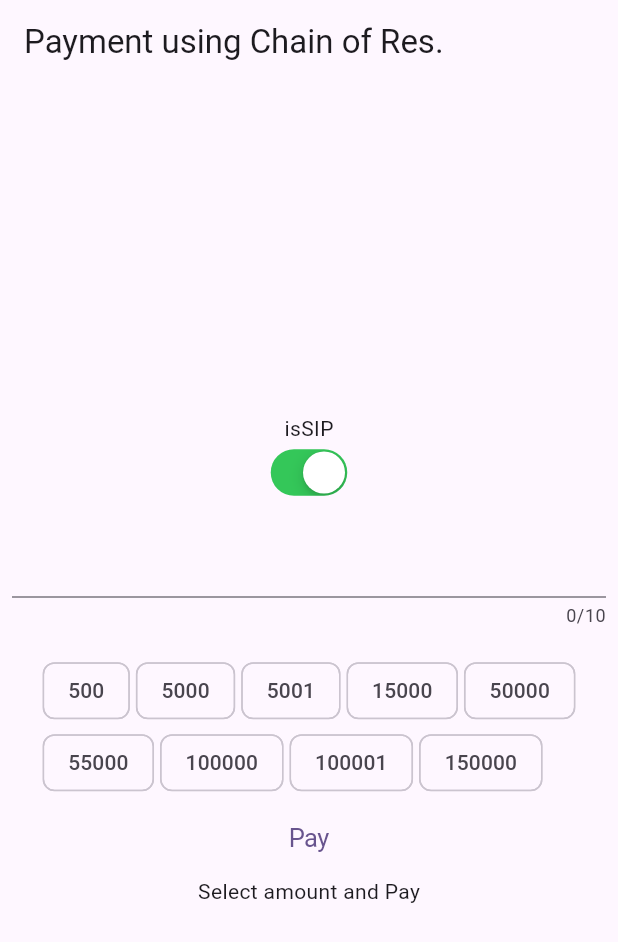
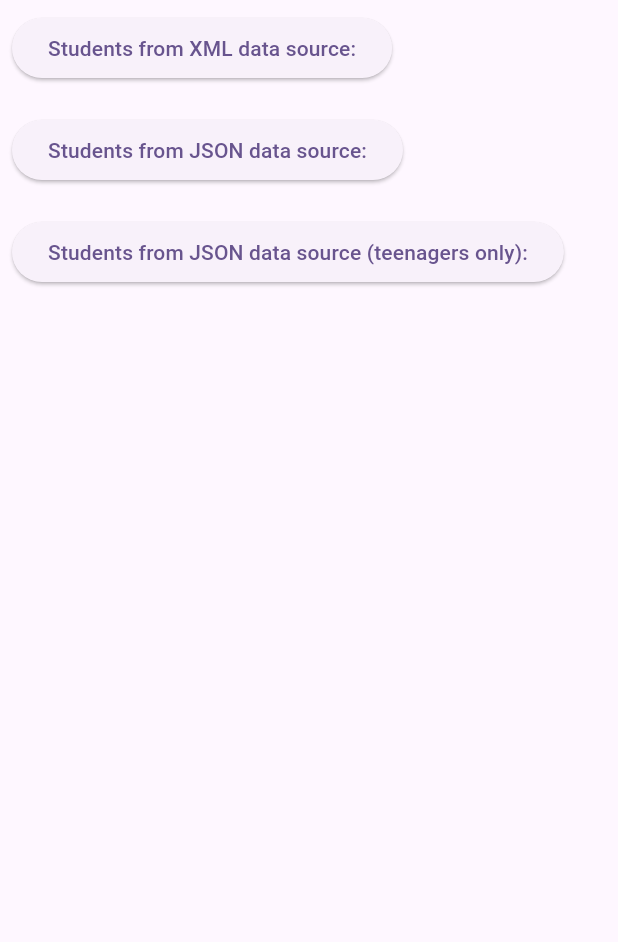
Before and after one commit to hardik584/design_patterns, a Flutter app: the screen it shows after launch, on a phone screen of 412 x 824 dp. Shown: the top 942 px of the screen. Run offline on Flutter 3.47's test engine with Material 3 defaults, Android fonts, the phone set to English and light mode, and no system bars.

Commit message:
Added template method design pattern

```diff
--- a/lib/main.dart
+++ b/lib/main.dart
@@ -1,4 +1,4 @@
-import 'package:design_patterns/chain_of_responsibility/chain_of_responsibility.dart';
+import 'package:design_patterns/template_method/template_method_example.dart';
 import 'package:flutter/material.dart';
 
 void main() {
@@ -32,7 +32,7 @@ class MyApp extends StatelessWidget {
         colorScheme: ColorScheme.fromSeed(seedColor: Colors.deepPurple),
         useMaterial3: true,
       ),
-      home: const ChainOfResponsibility(),
+      home: const TemplateMethodExample(),
     );
   }
 }
--- /dev/null
+++ b/lib/template_method/api/json_students_api.dart
@@ -0,0 +1,36 @@
+class JsonStudentsApi {
+  static const _studentsJson = '''
+  {
+    "students": [
+      {
+        "fullName": "John Doe (JSON)",
+        "age": 12,
+        "height": 1.62,
+        "weight": 53
+      },
+      {
+        "fullName": "Emma Doe (JSON)",
+        "age": 15,
+        "height": 1.55,
+        "weight": 50
+      },
+      {
+        "fullName": "Michael Roe (JSON)",
+        "age": 18,
+        "height": 1.85,
+        "weight": 89
+      },
+      {
+        "fullName": "Emma Roe (JSON)",
+        "age": 20,
+        "height": 1.66,
+        "weight": 79
+      }
+    ]
+  }
+  ''';
+
+  const JsonStudentsApi();
+
+  String getStudentsJson() => _studentsJson;
+}
--- /dev/null
+++ b/lib/template_method/api/xml_students_api.dart
@@ -0,0 +1,35 @@
+class XmlStudentsApi {
+  static const _studentsXml = '''
+  <?xml version="1.0"?>
+  <students>
+    <student>
+      <fullname>John Doe (XML)</fullname>
+      <age>12</age>
+      <height>1.62</height>
+      <weight>53</weight>
+    </student>
+    <student>
+      <fullname>Emma Doe (XML)</fullname>
+      <age>15</age>
+      <height>1.55</height>
+      <weight>50</weight>
+    </student>
+    <student>
+      <fullname>Michael Roe (XML)</fullname>
+      <age>18</age>
+      <height>1.85</height>
+      <weight>89</weight>
+    </student>
+    <student>
+      <fullname>Emma Roe (XML)</fullname>
+      <age>20</age>
+      <height>1.66</height>
+      <weight>79</weight>
+    </student>
+  </students>
+  ''';
+
+  const XmlStudentsApi();
+
+  String getStudentsXml() => _studentsXml;
+}
--- /dev/null
+++ b/lib/template_method/impl/student_json_bmi_calculator.dart
@@ -0,0 +1,34 @@
+import 'dart:convert';
+
+import 'package:design_patterns/template_method/api/json_students_api.dart';
+import 'package:design_patterns/template_method/model/student.dart';
+import 'package:design_patterns/template_method/template/student_bmi_calculator.dart';
+import 'package:flutter/foundation.dart';
+
+class StudentsJsonBmiCalculator extends StudentsBmiCalculator {
+  const StudentsJsonBmiCalculator({
+    this.api = const JsonStudentsApi(),
+  });
+
+  final JsonStudentsApi api;
+
+  @override
+  @protected
+  List<Student> getStudentsData() {
+    final studentsJson = api.getStudentsJson();
+    final studentsMap = json.decode(studentsJson) as Map<String, dynamic>;
+    final studentsJsonList = studentsMap['students'] as List;
+    final studentsList = studentsJsonList.map((json) {
+      final studentJson = json as Map<String, dynamic>;
+
+      return Student(
+        fullName: studentJson['fullName'] as String,
+        age: studentJson['age'] as int,
+        height: studentJson['height'] as double,
+        weight: studentJson['weight'] as int,
+      );
+    }).toList();
+
+    return studentsList;
+  }
+}
--- /dev/null
+++ b/lib/template_method/impl/student_xml_bmi_calculator.dart
@@ -0,0 +1,41 @@
+import 'package:design_patterns/template_method/api/xml_students_api.dart';
+import 'package:design_patterns/template_method/model/student.dart';
+import 'package:design_patterns/template_method/template/student_bmi_calculator.dart';
+import 'package:flutter/foundation.dart';
+import 'package:xml/xml.dart';
+
+class StudentsXmlBmiCalculator extends StudentsBmiCalculator {
+  const StudentsXmlBmiCalculator({
+    this.api = const XmlStudentsApi(),
+  });
+
+  final XmlStudentsApi api;
+
+  @override
+  @protected
+  List<Student> getStudentsData() {
+    final studentsXml = api.getStudentsXml();
+    final xmlDocument = XmlDocument.parse(studentsXml);
+    final studentsList = <Student>[];
+
+    for (final xmlElement in xmlDocument.findAllElements('student')) {
+      final fullName = xmlElement.findElements('fullname').single.innerText;
+      final age = int.parse(xmlElement.findElements('age').single.innerText);
+      final height =
+          double.parse(xmlElement.findElements('height').single.innerText);
+      final weight =
+          int.parse(xmlElement.findElements('weight').single.innerText);
+
+      studentsList.add(
+        Student(
+          fullName: fullName,
+          age: age,
+          height: height,
+          weight: weight,
+        ),
+      );
+    }
+
+    return studentsList;
+  }
+}
--- /dev/null
+++ b/lib/template_method/impl/teenage_student_json_bmi_calculator.dart
@@ -0,0 +1,42 @@
+import 'dart:convert';
+
+import 'package:design_patterns/template_method/api/json_students_api.dart';
+import 'package:design_patterns/template_method/model/student.dart';
+import 'package:design_patterns/template_method/template/student_bmi_calculator.dart';
+import 'package:flutter/foundation.dart';
+
+class TeenageStudentsJsonBmiCalculator extends StudentsBmiCalculator {
+  const TeenageStudentsJsonBmiCalculator({
+    this.api = const JsonStudentsApi(),
+  });
+
+  final JsonStudentsApi api;
+
+  @override
+  @protected
+  List<Student> getStudentsData() {
+    final studentsJson = api.getStudentsJson();
+    final studentsMap = json.decode(studentsJson) as Map<String, dynamic>;
+    final studentsJsonList = studentsMap['students'] as List;
+    final studentsList = studentsJsonList.map((json) {
+      final studentJson = json as Map<String, dynamic>;
+
+      return Student(
+        fullName: studentJson['fullName'] as String,
+        age: studentJson['age'] as int,
+        height: studentJson['height'] as double,
+        weight: studentJson['weight'] as int,
+      );
+    }).toList();
+
+    return studentsList;
+  }
+
+  @override
+  @protected
+  List<Student> doStudentsFiltering(List<Student> studentList) {
+    return studentList
+        .where((student) => student.age > 12 && student.age < 20)
+        .toList();
+  }
+}
--- /dev/null
+++ b/lib/template_method/model/student.dart
@@ -0,0 +1,14 @@
+class Student {
+  final String fullName;
+  final int age;
+  final double height;
+  final int weight;
+  late final double bmi;
+
+  Student({
+    required this.fullName,
+    required this.age,
+    required this.height,
+    required this.weight,
+  });
+}
--- /dev/null
+++ b/lib/template_method/student_section.dart
@@ -0,0 +1,65 @@
+import 'package:design_patterns/template_method/model/student.dart';
+import 'package:design_patterns/template_method/template/student_bmi_calculator.dart';
+import 'package:flutter/material.dart';
+
+class StudentsSection extends StatefulWidget {
+  final StudentsBmiCalculator bmiCalculator;
+  final String headerText;
+
+  const StudentsSection({
+    super.key,
+    required this.bmiCalculator,
+    required this.headerText,
+  });
+
+  @override
+  State<StudentsSection> createState() => _StudentsSectionState();
+}
+
+class _StudentsSectionState extends State<StudentsSection> {
+  final List<Student> students = [];
+
+  void _calculateBmiAndGetStudentsData() {
+    students.addAll(widget.bmiCalculator.calculateBmiAndReturnStudentList());
+    setState(() {});
+  }
+
+  @override
+  Widget build(BuildContext context) {
+    return students.isEmpty
+        ? ElevatedButton(
+            onPressed: () {
+              _calculateBmiAndGetStudentsData();
+            },
+            child: Text(widget.headerText))
+        : Column(
+            children: [
+              Text(
+                widget.headerText,
+                style:
+                    const TextStyle(fontWeight: FontWeight.bold, fontSize: 18),
+              ),
+              ListView.separated(
+                shrinkWrap: true,
+                itemBuilder: (context, index) {
+                  Student student = students[index];
+                  return ListTile(
+                    leading: CircleAvatar(
+                      child: Text(student.bmi.toStringAsFixed(0)),
+                    ),
+                    title: Text(student.fullName),
+                    subtitle: Text(
+                        "Age: ${student.age.toString()} || Height: ${student.height} || Weight: ${student.weight}"),
+                  );
+                },
+                separatorBuilder: (context, index) {
+                  return const Divider(
+                    height: 1,
+                  );
+                },
+                itemCount: students.length,
+              ),
+            ],
+          );
+  }
+}
--- /dev/null
+++ b/lib/template_method/template/student_bmi_calculator.dart
@@ -0,0 +1,35 @@
+import 'package:design_patterns/template_method/model/student.dart';
+import 'dart:math' as math;
+
+import 'package:flutter/foundation.dart';
+
+abstract class StudentsBmiCalculator {
+  const StudentsBmiCalculator();
+
+  List<Student> calculateBmiAndReturnStudentList() {
+    var studentList = getStudentsData();
+    studentList = doStudentsFiltering(studentList);
+    _calculateStudentsBmi(studentList);
+    return studentList;
+  }
+
+  void _calculateStudentsBmi(List<Student> studentList) {
+    for (final student in studentList) {
+      student.bmi = _calculateBmi(student.height, student.weight);
+    }
+  }
+
+  double _calculateBmi(double height, int weight) {
+    return weight / math.pow(height, 2);
+  }
+
+  // Hook methods
+  @protected
+  List<Student> doStudentsFiltering(List<Student> studentList) {
+    return studentList;
+  }
+
+  // Abstract methods
+  @protected
+  List<Student> getStudentsData();
+}
--- /dev/null
+++ b/lib/template_method/template_method_example.dart
@@ -0,0 +1,48 @@
+import 'package:design_patterns/template_method/impl/student_json_bmi_calculator.dart';
+import 'package:design_patterns/template_method/impl/student_xml_bmi_calculator.dart';
+import 'package:design_patterns/template_method/impl/teenage_student_json_bmi_calculator.dart';
+import 'package:design_patterns/template_method/student_section.dart';
+import 'package:flutter/material.dart';
+
+class TemplateMethodExample extends StatelessWidget {
+  const TemplateMethodExample({super.key});
+
+  @override
+  Widget build(BuildContext context) {
+    return const Scaffold(
+      body: ScrollConfiguration(
+        behavior: ScrollBehavior(),
+        child: SingleChildScrollView(
+          padding: EdgeInsets.symmetric(
+            horizontal: LayoutConstants.paddingL,
+            vertical: LayoutConstants.paddingL,
+          ),
+          child: Column(
+            crossAxisAlignment: CrossAxisAlignment.start,
+            children: <Widget>[
+              StudentsSection(
+                bmiCalculator: StudentsXmlBmiCalculator(),
+                headerText: 'Students from XML data source:',
+              ),
+              SizedBox(height: LayoutConstants.spaceL),
+              StudentsSection(
+                bmiCalculator: StudentsJsonBmiCalculator(),
+                headerText: 'Students from JSON data source:',
+              ),
+              SizedBox(height: LayoutConstants.spaceL),
+              StudentsSection(
+                bmiCalculator: TeenageStudentsJsonBmiCalculator(),
+                headerText: 'Students from JSON data source (teenagers only):',
+              ),
+            ],
+          ),
+        ),
+      ),
+    );
+  }
+}
+
+class LayoutConstants {
+  static const double paddingL = 8;
+  static const double spaceL = 20;
+}
```
Also changed, not shown: pubspec.yaml (+5 -15 lines), pubspec.lock.
